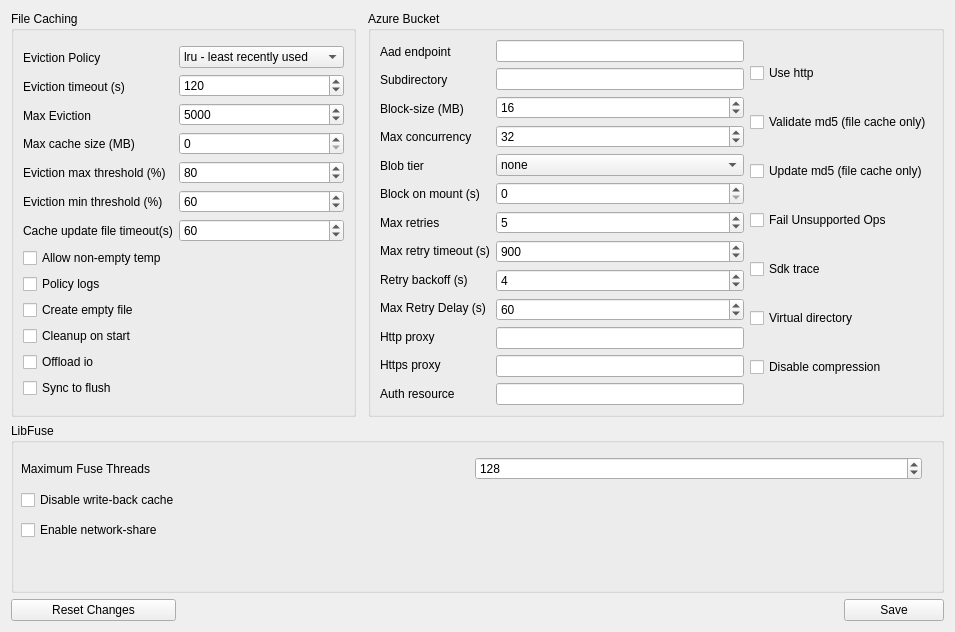
Before: the Qt Designer form gui/azure_config_advanced.ui in Seagate/cloudfuse, drawn with Qt 5.
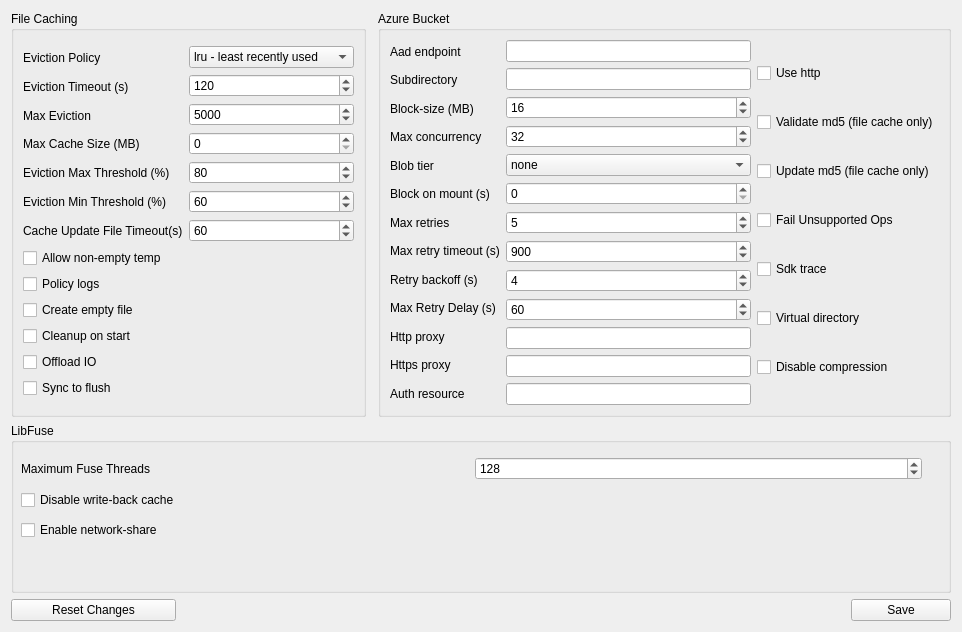
After: the same form once the commit is applied.

Patch:
```diff
--- a/gui/azure_config_advanced.ui
+++ b/gui/azure_config_advanced.ui
@@ -6,7 +6,7 @@
    <rect>
     <x>0</x>
     <y>0</y>
-    <width>955</width>
+    <width>962</width>
     <height>632</height>
    </rect>
   </property>
@@ -36,7 +36,7 @@
             <item>
              <widget class="QLabel" name="label_15">
               <property name="text">
-               <string>Eviction timeout (s)</string>
+               <string>Eviction Timeout (s)</string>
               </property>
              </widget>
             </item>
@@ -50,28 +50,28 @@
             <item>
              <widget class="QLabel" name="label_17">
               <property name="text">
-               <string>Max cache size (MB)</string>
+               <string>Max Cache Size (MB)</string>
               </property>
              </widget>
             </item>
             <item>
              <widget class="QLabel" name="label_18">
               <property name="text">
-               <string>Eviction max threshold (%)</string>
+               <string>Eviction Max Threshold (%)</string>
               </property>
              </widget>
             </item>
             <item>
              <widget class="QLabel" name="label_19">
               <property name="text">
-               <string>Eviction min threshold (%)</string>
+               <string>Eviction Min Threshold (%)</string>
               </property>
              </widget>
             </item>
             <item>
              <widget class="QLabel" name="label_2">
               <property name="text">
-               <string>Cache update file timeout(s)</string>
+               <string>Cache Update File Timeout(s)</string>
               </property>
              </widget>
             </item>
@@ -188,7 +188,7 @@
         <item>
          <widget class="QCheckBox" name="checkBox_fileCache_offloadIO">
           <property name="text">
-           <string>Offload io</string>
+           <string>Offload IO</string>
           </property>
          </widget>
         </item>
```
Left out of the diff: 108 changed lines with no effect on the pictures.
